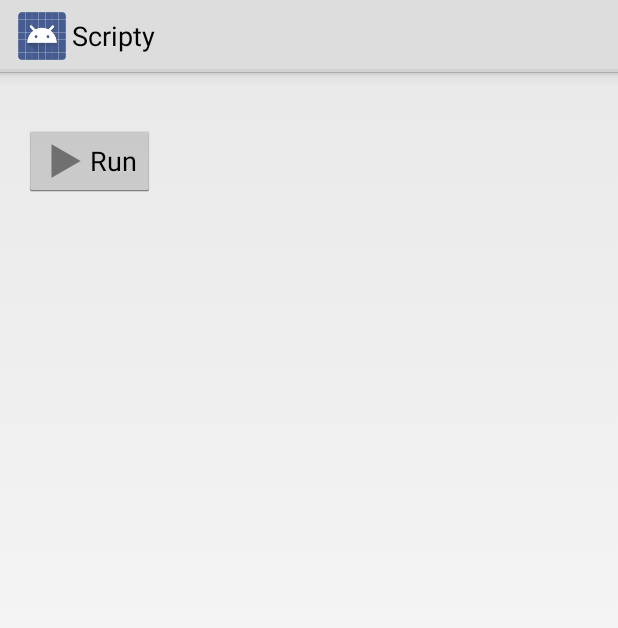
After one commit to luispablo/scripty, an Android app: the layout activity_command_actions.xml on its own in the app's theme, with its tools: preview values and no code run, on a phone screen of 412 x 824 dp. The commit adds this screen. Shown: the top 628 px of the screen. Run offline under Robolectric (Android 15) with nearby library versions, the light colour scheme and no system bars.

Commit message:
#7: Permitir ejecutar el comando

```diff
--- a/build.gradle
+++ b/build.gradle
@@ -5,7 +5,7 @@ buildscript {
         mavenCentral()
     }
     dependencies {
-        classpath 'com.android.tools.build:gradle:0.11.+'
+        classpath 'com.android.tools.build:gradle:0.12.+'
     }
 }
 
--- a/scripty/build.gradle
+++ b/scripty/build.gradle
@@ -28,4 +28,5 @@ dependencies {
     compile 'com.android.support:appcompat-v7:19.+'
     compile 'org.roboguice:roboguice:3.0b-experimental'
     compile 'com.squareup.retrofit:retrofit:1.5.1'
+    compile 'com.jcraft:jsch:0.1.51'
 }
--- a/scripty/src/main/AndroidManifest.xml
+++ b/scripty/src/main/AndroidManifest.xml
@@ -36,6 +36,11 @@
                 android:name="android.support.PARENT_ACTIVITY"
                 android:value="MainActivity" />
         </activity>
+        <activity
+            android:name=".CommandActionsActivity"
+            android:label="@string/command_options_title"
+            android:theme="@style/DialogTheme">
+        </activity>
     </application>
 
 </manifest>
--- a/scripty/src/main/java/com/duam/scripty/SignInActivity.java
+++ b/scripty/src/main/java/com/duam/scripty/SignInActivity.java
@@ -79,7 +79,7 @@ public class SignInActivity extends RoboActivity {
     }
 
     private void checkValidation() {
-        SharedPreferences prefs = PreferenceManager.getDefaultSharedPreferences(SignInActivity.this);
+        final SharedPreferences prefs = PreferenceManager.getDefaultSharedPreferences(SignInActivity.this);
 
         if (prefs.contains(PREF_DEVICE_CHECKED)) {
             Ln.d("The deviceChecked pref exists");
@@ -97,6 +97,10 @@ public class SignInActivity extends RoboActivity {
 
                         Ln.d("Server said: "+ checked);
                         if (checked) {
+                            SharedPreferences.Editor editor = prefs.edit();
+                            editor.putBoolean(PREF_DEVICE_CHECKED, true);
+                            editor.commit();
+
                             startActivity(new Intent(SignInActivity.this, MainActivity.class));
                         }
                     }
--- /dev/null
+++ b/scripty/src/main/res/layout/activity_command_actions.xml
@@ -0,0 +1,24 @@
+<LinearLayout
+    android:orientation="vertical"
+    android:layout_width="wrap_content"
+    android:layout_height="fill_parent"
+    android:paddingLeft="@dimen/activity_horizontal_margin"
+    android:paddingRight="@dimen/activity_horizontal_margin"
+    android:paddingTop="@dimen/activity_vertical_margin"
+    android:paddingBottom="@dimen/activity_vertical_margin"
+    xmlns:android="http://schemas.android.com/apk/res/android">
+
+    <TextView
+        android:layout_width="fill_parent"
+        android:layout_height="wrap_content"
+        android:id="@+id/txtCommand"
+        android:textAlignment="center" />
+
+    <Button
+        android:layout_width="fill_parent"
+        android:layout_height="wrap_content"
+        android:text="@string/run"
+        android:id="@+id/btnRunCommand"
+        android:drawableLeft="@drawable/ic_action_play"
+        android:textAlignment="center" />
+</LinearLayout>
--- a/scripty/src/main/res/values/colors.xml
+++ b/scripty/src/main/res/values/colors.xml
@@ -7,4 +7,5 @@
 
     <color name="red">#ffff0000</color>
     <color name="light_yellow">#fffdffe9</color>
+    <color name="run">#00FF00</color>
 </resources>
--- a/scripty/src/main/res/values/strings.xml
+++ b/scripty/src/main/res/values/strings.xml
@@ -8,12 +8,14 @@
     <string name="sign_in">Sign In</string>
     <string name="email">e-mail</string>
     <string name="ask_download_servers">You don\'t have any servers in this device. Do you want to download them from your account?</string>
+    <string name="command_options_title">And now...</string>
 
     <!-- Words -->
     <string name="no">No</string>
     <string name="yes">Yes</string>
     <string name="ok">OK</string>
     <string name="cancel">Cancel</string>
+    <string name="run">Run</string>
 
     <!-- Messages -->
     <string name="server_saved">Server successfully saved</string>
@@ -35,5 +37,9 @@
     <string name="optional_credentials_hint">If you don\'t enter username and/or password, they\'ll be asked when running a command.</string>
     <string name="title_activity_command">Command</string>
     <string name="command">Command</string>
+    <string name="title_activity_command_actions">CommandActionsActivity</string>
+    <string name="run_command">Run %1$s on %2$s</string>
+    <string name="running">Running command...</string>
+    <string name="successfully">Executed successfully!</string>
 
 </resources>
```
Also changed, not shown: scripty/src/main/java/com/duam/scripty/CommandActionsActivity.java (added, +103 -0 lines), scripty/src/main/java/com/duam/scripty/CommandFragment.java (+8 -0 lines), scripty/src/main/java/com/duam/scripty/RunCommandTask.java (added, +112 -0 lines), scripty/src/main/java/com/duam/scripty/ScriptyHelper.java (+48 -0 lines), scripty/src/main/res/menu/command_actions.xml (added, +8 -0 lines), scripty/src/main/res/drawable-hdpi/ic_action_play.png (added), scripty/src/main/res/drawable-mdpi/ic_action_play.png (added), scripty/src/main/res/drawable-xhdpi/ic_action_play.png (added), scripty/src/main/res/drawable-xxhdpi/ic_action_play.png (added), 2 other files.
